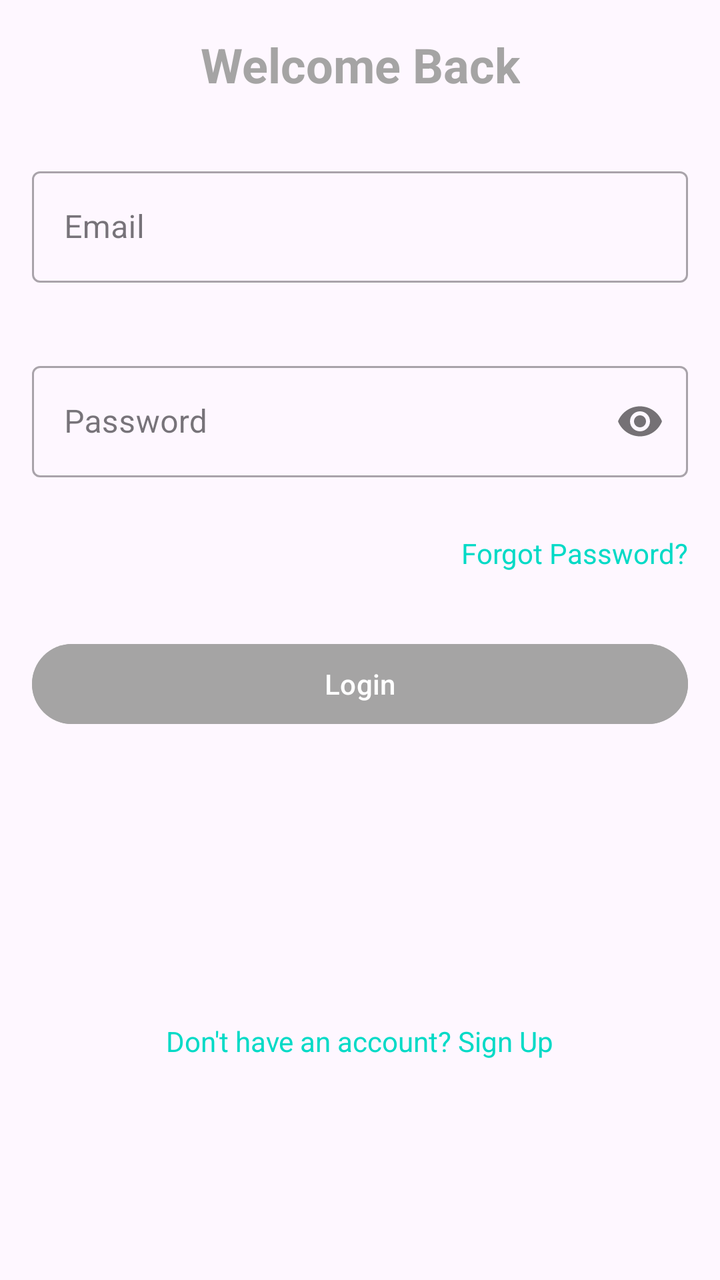
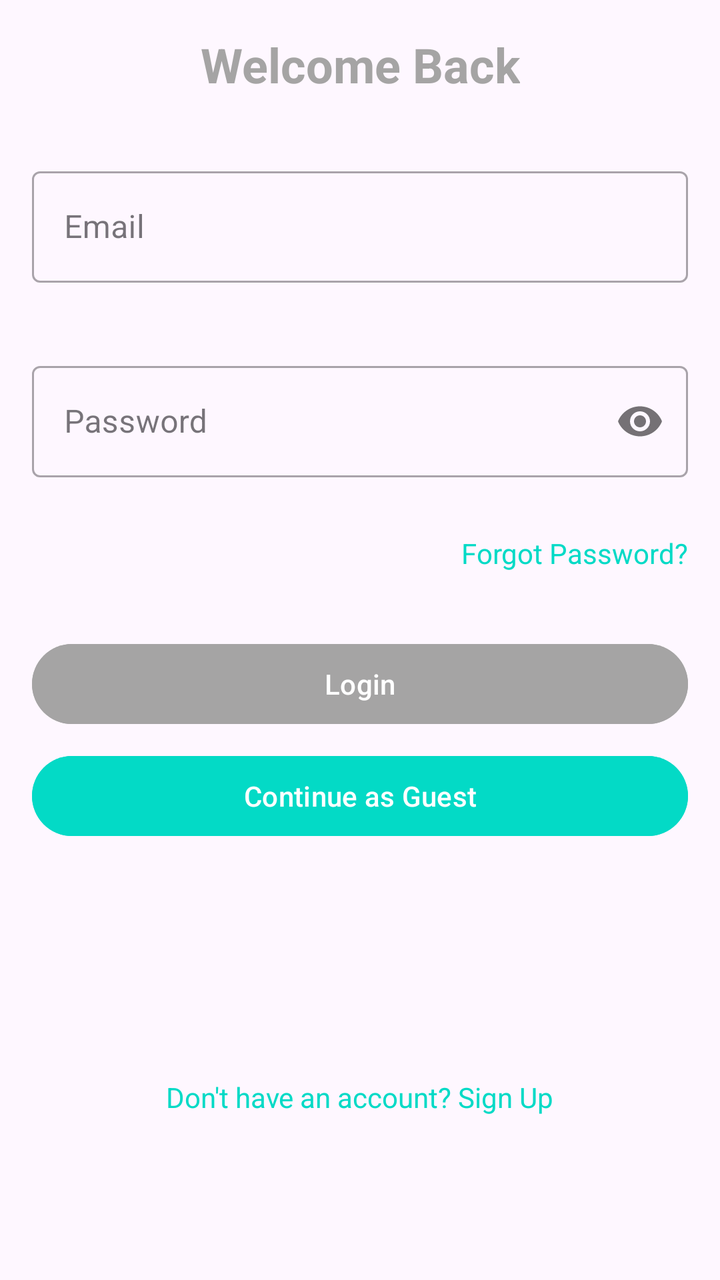

The first picture is an Android layout as it rendered before a commit; the second is the same layout after the commit. The layout source and the unified diff follow.
<!-- AndroidManifest.xml: application theme Theme.MyApplication -->
<!-- res/layout/fragment_sign_in.xml -->
<?xml version="1.0" encoding="utf-8"?>
<ScrollView xmlns:android="http://schemas.android.com/apk/res/android"
    xmlns:app="http://schemas.android.com/apk/res-auto"
    android:layout_width="match_parent"
    android:layout_height="match_parent"
    android:fillViewport="true"
    android:padding="16dp">

    <androidx.constraintlayout.widget.ConstraintLayout
        android:layout_width="match_parent"
        android:layout_height="wrap_content">

        
        <TextView
            android:id="@+id/title"
            android:layout_width="wrap_content"
            android:layout_height="wrap_content"
            android:text="Welcome Back"
            android:textSize="24sp"
            android:textColor="@color/design_default_color_primary"
            android:textStyle="bold"
            app:layout_constraintEnd_toEndOf="parent"
            app:layout_constraintStart_toStartOf="parent"
            app:layout_constraintTop_toTopOf="parent" />

        
        <com.google.android.material.textfield.TextInputLayout
            android:id="@+id/email_container"
            style="@style/Widget.MaterialComponents.TextInputLayout.OutlinedBox"
            android:layout_width="match_parent"
            android:layout_height="wrap_content"
            android:layout_marginTop="32dp"
            app:layout_constraintTop_toBottomOf="@id/title"
            app:errorEnabled="true">

            <com.google.android.material.textfield.TextInputEditText
                android:id="@+id/email"
                android:layout_width="match_parent"
                android:layout_height="wrap_content"
                android:hint="Email"
                android:inputType="textEmailAddress" />
        </com.google.android.material.textfield.TextInputLayout>

        
        <com.google.android.material.textfield.TextInputLayout
            android:id="@+id/password_container"
            style="@style/Widget.MaterialComponents.TextInputLayout.OutlinedBox"
            android:layout_width="match_parent"
            android:layout_height="wrap_content"
            android:layout_marginTop="16dp"
            app:layout_constraintTop_toBottomOf="@id/email_container"
            app:passwordToggleEnabled="true"
            app:errorEnabled="true">

            <com.google.android.material.textfield.TextInputEditText
                android:id="@+id/password"
                android:layout_width="match_parent"
                android:layout_height="wrap_content"
                android:hint="Password"
                android:inputType="textPassword" />
        </com.google.android.material.textfield.TextInputLayout>

        
        <TextView
            android:id="@+id/forgot_password"
            android:layout_width="wrap_content"
            android:layout_height="wrap_content"
            android:layout_marginTop="8dp"
            android:text="Forgot Password?"
            android:textColor="@color/design_default_color_secondary"
            app:layout_constraintEnd_toEndOf="parent"
            app:layout_constraintTop_toBottomOf="@id/password_container" />

        
        <Button
            android:id="@+id/login_button"
            android:layout_width="match_parent"
            android:layout_height="wrap_content"
            android:layout_marginTop="32dp"
            android:text="Login"
            android:textAllCaps="false"
            android:backgroundTint="@color/design_default_color_primary"
            android:textColor="@android:color/white"
            app:layout_constraintTop_toBottomOf="@id/forgot_password" />

        
        <ProgressBar
            android:id="@+id/progressBar"
            android:layout_width="wrap_content"
            android:layout_height="wrap_content"
            android:visibility="gone"
            app:layout_constraintBottom_toBottomOf="parent"
            app:layout_constraintEnd_toEndOf="parent"
            app:layout_constraintStart_toStartOf="parent"
            app:layout_constraintTop_toBottomOf="@id/login_button" />

        
        <TextView
            android:id="@+id/signup_redirect"
            android:layout_width="wrap_content"
            android:layout_height="wrap_content"
            android:layout_marginTop="16dp"
            android:text="Don't have an account? Sign Up"
            android:textColor="@color/design_default_color_secondary"
            app:layout_constraintEnd_toEndOf="parent"
            app:layout_constraintStart_toStartOf="parent"
            app:layout_constraintTop_toBottomOf="@id/progressBar" />

    </androidx.constraintlayout.widget.ConstraintLayout>
</ScrollView>
<!-- resources referenced by this layout -->
<resources>
  <color name="design_default_color_primary">#A5A4A4</color>
  <style name="Theme.MyApplication" parent="Base.Theme.MyApplication" />
  <style name="Base.Theme.MyApplication" parent="Theme.Material3.DayNight.NoActionBar">
          
          
      </style>
</resources>

<!-- the commit's change to res/layout/fragment_sign_in.xml (unified diff, before → after) -->
@@ -84,6 +84,18 @@
             app:layout_constraintTop_toBottomOf="@id/forgot_password" />
 
         
+        <Button
+            android:id="@+id/continue_as_guest_button"
+            android:layout_width="match_parent"
+            android:layout_height="wrap_content"
+            android:layout_marginTop="8dp"
+            android:text="Continue as Guest"
+            android:textAllCaps="false"
+            android:backgroundTint="@color/design_default_color_secondary"
+            android:textColor="@android:color/white"
+            app:layout_constraintTop_toBottomOf="@id/login_button" />
+
+        
         <ProgressBar
             android:id="@+id/progressBar"
             android:layout_width="wrap_content"
@@ -92,7 +104,7 @@
             app:layout_constraintBottom_toBottomOf="parent"
             app:layout_constraintEnd_toEndOf="parent"
             app:layout_constraintStart_toStartOf="parent"
-            app:layout_constraintTop_toBottomOf="@id/login_button" />
+            app:layout_constraintTop_toBottomOf="@id/continue_as_guest_button" />
 
         
         <TextView
